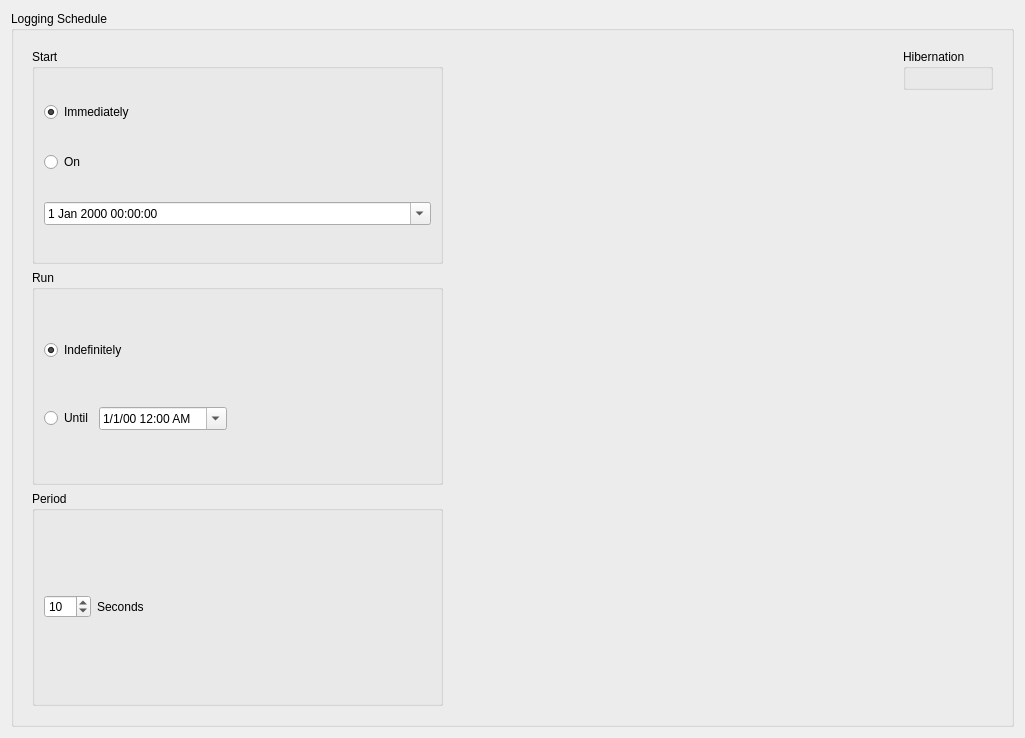
Qt form host/applications/qtmon/tagconfiguration/schedule.ui (tag-designs/software) before a commit.
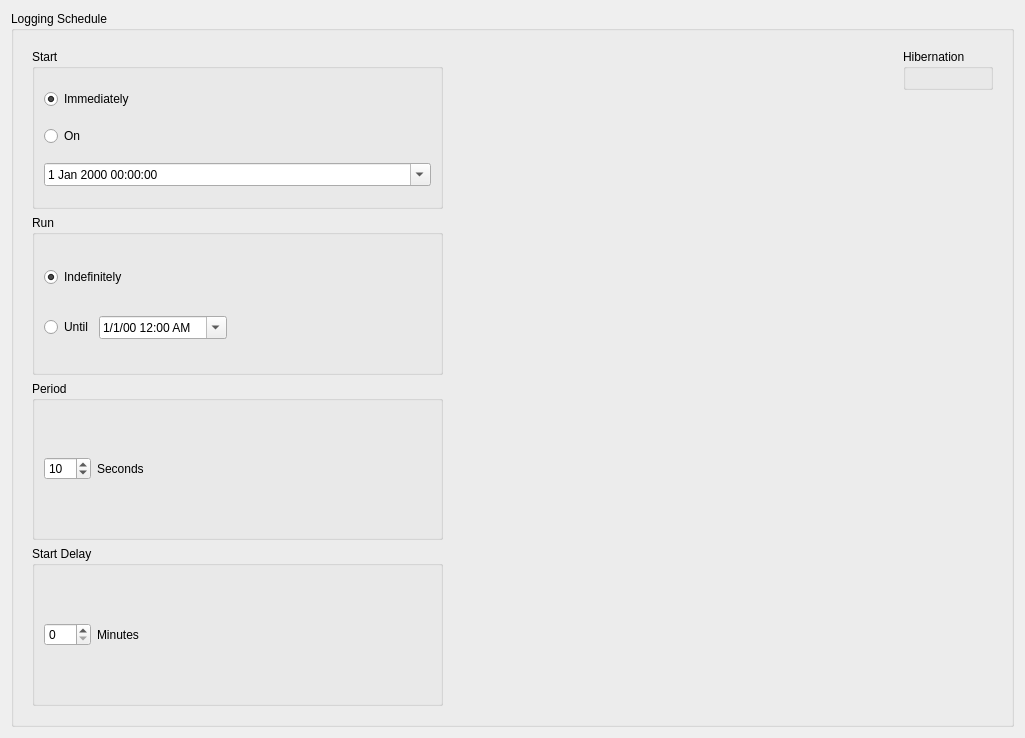
The same form after that commit.

Commit message: Add IMUTag delayed start and 1600 Hz ODR

Diff of the .ui file:
```diff
--- a/host/applications/qtmon/tagconfiguration/schedule.ui
+++ b/host/applications/qtmon/tagconfiguration/schedule.ui
@@ -191,7 +191,46 @@
             <item>
              <spacer name="horizontalSpacer_2">
               <property name="orientation">
-               <enum>Qt::Horizontal</enum>
+               <enum>Qt::Orientation::Horizontal</enum>
+              </property>
+              <property name="sizeHint" stdset="0">
+               <size>
+                <width>40</width>
+                <height>20</height>
+               </size>
+              </property>
+             </spacer>
+            </item>
+           </layout>
+          </widget>
+         </item>
+         <item>
+          <widget class="QGroupBox" name="startdelayGroup">
+           <property name="title">
+            <string>Start Delay</string>
+           </property>
+           <layout class="QHBoxLayout" name="horizontalLayout_3">
+            <item>
+             <widget class="QSpinBox" name="startDelay">
+              <property name="toolTip">
+               <string>Start delay in minutes -- rounded to next minute</string>
+              </property>
+              <property name="maximum">
+               <number>120</number>
+              </property>
+             </widget>
+            </item>
+            <item>
+             <widget class="QLabel" name="label_2">
+              <property name="text">
+               <string>Minutes</string>
+              </property>
+             </widget>
+            </item>
+            <item>
+             <spacer name="horizontalSpacer_5">
+              <property name="orientation">
+               <enum>Qt::Orientation::Horizontal</enum>
               </property>
               <property name="sizeHint" stdset="0">
                <size>
```
Left out of the diff: 12 changed lines with no effect on the pictures. The commit also changes 13 other files.
